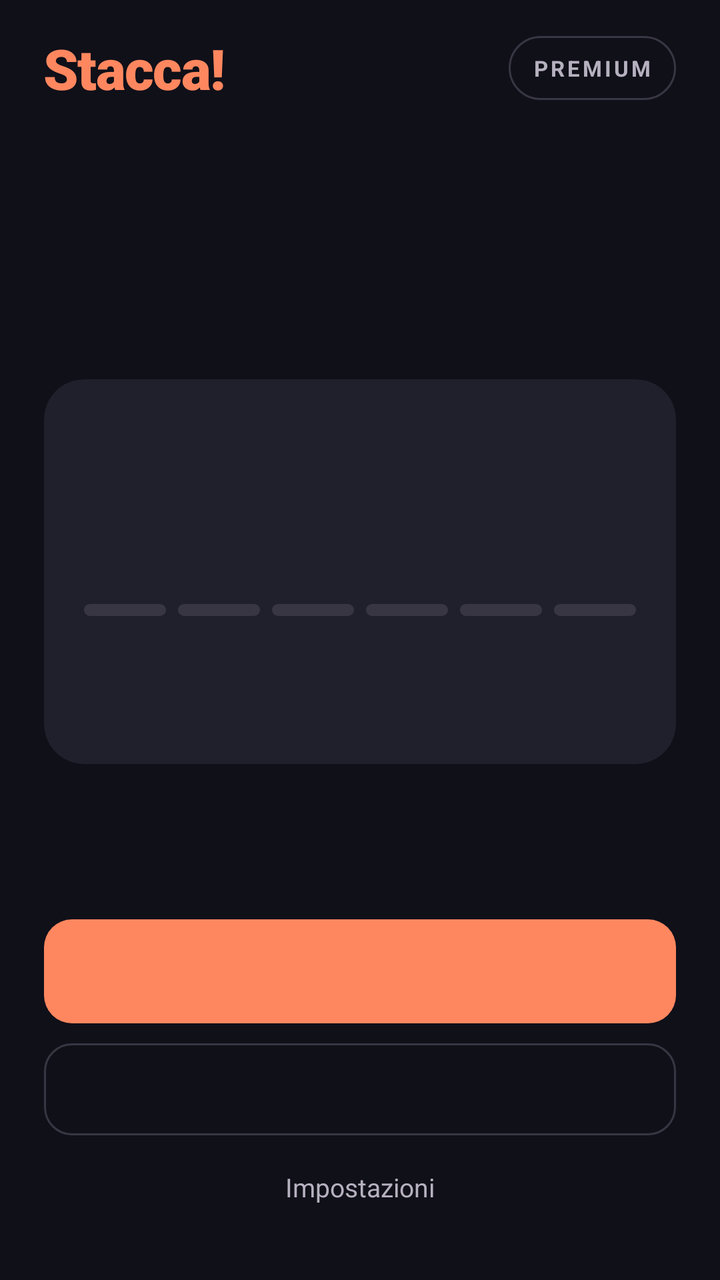
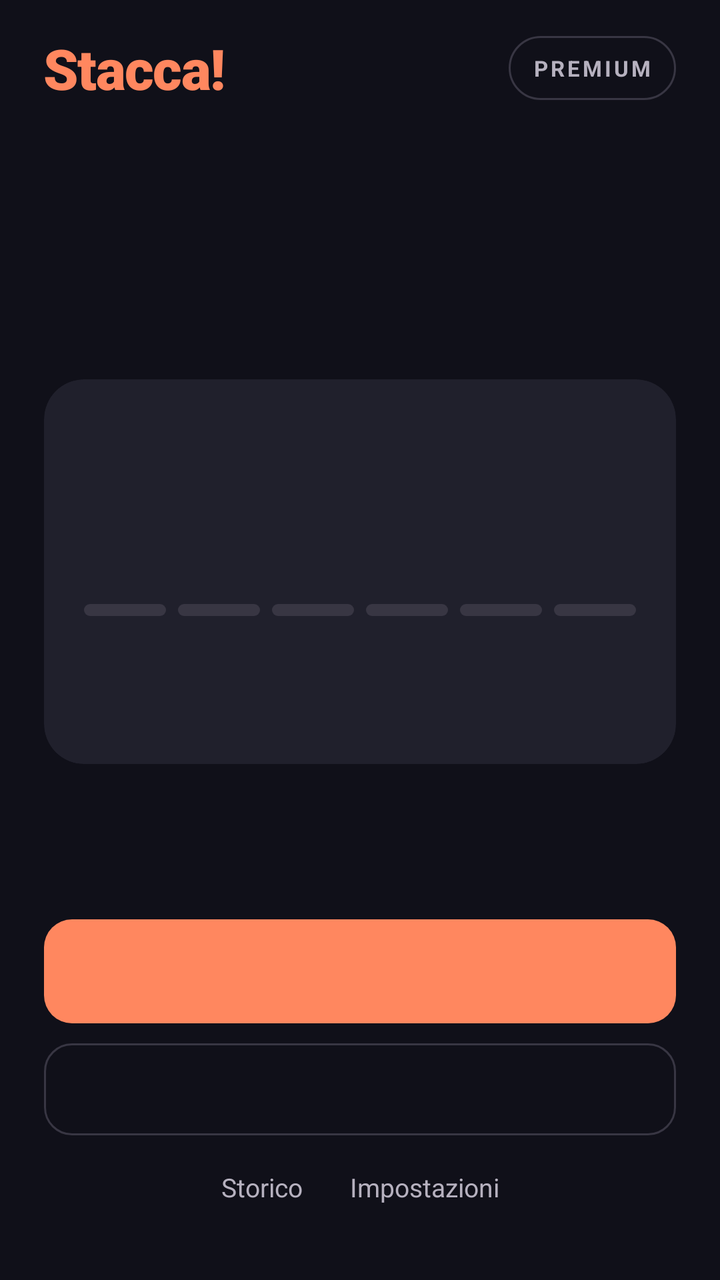

An Android layout rendered at two revisions. The XML below is the earlier revision; the diff shows what the commit changed to produce the second picture.
<!-- AndroidManifest.xml: activity theme Theme.Stacca -->
<!-- res/layout/activity_main.xml -->
<?xml version="1.0" encoding="utf-8"?>
<ScrollView xmlns:android="http://schemas.android.com/apk/res/android"
    xmlns:app="http://schemas.android.com/apk/res-auto"
    android:layout_width="match_parent"
    android:layout_height="match_parent"
    android:background="@color/home_bg"
    android:fillViewport="true">

    <LinearLayout
        android:layout_width="match_parent"
        android:layout_height="match_parent"
        android:orientation="vertical"
        android:paddingStart="22dp"
        android:paddingEnd="22dp"
        android:paddingTop="12dp"
        android:paddingBottom="8dp">

        
        <LinearLayout
            android:layout_width="match_parent"
            android:layout_height="wrap_content"
            android:orientation="horizontal"
            android:gravity="center_vertical"
            android:minHeight="44dp">

            <TextView
                android:id="@+id/tvAppTitle"
                android:layout_width="0dp"
                android:layout_height="wrap_content"
                android:layout_weight="1"
                android:text="@string/app_name"
                android:textSize="28sp"
                android:fontFamily="sans-serif-black"
                android:letterSpacing="-0.02"
                android:textColor="@color/home_accent" />

            <TextView
                android:id="@+id/tvPremiumBadge"
                android:layout_width="wrap_content"
                android:layout_height="wrap_content"
                android:minHeight="32dp"
                android:gravity="center"
                android:background="@drawable/bg_badge"
                android:paddingStart="12dp"
                android:paddingEnd="12dp"
                android:text="@string/premium_badge"
                android:textSize="11sp"
                android:textStyle="bold"
                android:letterSpacing="0.12"
                android:textColor="@color/home_text_secondary" />
        </LinearLayout>

        
        <LinearLayout
            android:id="@+id/cardPermissions"
            android:layout_width="match_parent"
            android:layout_height="0dp"
            android:layout_weight="1"
            android:paddingBottom="40dp"
            android:orientation="vertical"
            android:visibility="gone">

            
            <TextView
                android:layout_width="wrap_content"
                android:layout_height="wrap_content"
                android:layout_marginTop="20dp"
                android:text="@string/perm_v2_label"
                android:textSize="12sp"
                android:textStyle="bold"
                android:letterSpacing="0.14"
                android:textColor="@color/home_accent" />

            <TextView
                android:layout_width="match_parent"
                android:layout_height="wrap_content"
                android:layout_marginTop="6dp"
                android:text="@string/perm_v2_title"
                android:textSize="18sp"
                android:textStyle="bold"
                android:textColor="@color/home_text" />

            
            <Space
                android:layout_width="match_parent"
                android:layout_height="0dp"
                android:layout_weight="1"
                android:minHeight="16dp" />

            <com.google.android.material.card.MaterialCardView
                style="@style/Stacca.Settings.Card">

                <LinearLayout
                    android:layout_width="match_parent"
                    android:layout_height="wrap_content"
                    android:orientation="vertical">

                    <LinearLayout
                        android:id="@+id/rowPermNotification"
                        style="@style/Stacca.Settings.Row"
                        android:background="?attr/selectableItemBackground">
                        <LinearLayout style="@style/Stacca.Settings.RowTexts">
                            <TextView style="@style/Stacca.Settings.RowTitle" android:text="@string/perm_v2_notif_title" />
                            <TextView style="@style/Stacca.Settings.RowDesc" android:text="@string/perm_v2_notif_desc" />
                        </LinearLayout>
                        <TextView
                            android:id="@+id/tvPermNotification"
                            style="@style/Stacca.Permission.Status" />
                    </LinearLayout>

                    <View style="@style/Stacca.Settings.Divider" />

                    <LinearLayout
                        android:id="@+id/rowPermExactAlarm"
                        style="@style/Stacca.Settings.Row"
                        android:background="?attr/selectableItemBackground">
                        <LinearLayout style="@style/Stacca.Settings.RowTexts">
                            <TextView style="@style/Stacca.Settings.RowTitle" android:text="@string/perm_v2_exact_title" />
                            <TextView style="@style/Stacca.Settings.RowDesc" android:text="@string/perm_v2_exact_desc" />
                        </LinearLayout>
                        <TextView
                            android:id="@+id/tvPermExactAlarm"
                            style="@style/Stacca.Permission.Status" />
                    </LinearLayout>

                    <View style="@style/Stacca.Settings.Divider" />

                    <LinearLayout
                        android:id="@+id/rowPermBattery"
                        style="@style/Stacca.Settings.Row"
                        android:background="?attr/selectableItemBackground">
                        <LinearLayout style="@style/Stacca.Settings.RowTexts">
                            <TextView style="@style/Stacca.Settings.RowTitle" android:text="@string/perm_v2_battery_title" />
                            <TextView style="@style/Stacca.Settings.RowDesc" android:text="@string/perm_v2_battery_desc" />
                        </LinearLayout>
                        <TextView
                            android:id="@+id/tvPermBattery"
                            style="@style/Stacca.Permission.Status" />
                    </LinearLayout>
                </LinearLayout>
            </com.google.android.material.card.MaterialCardView>

            <Space
                android:layout_width="match_parent"
                android:layout_height="0dp"
                android:layout_weight="1" />
        </LinearLayout>

        
        <LinearLayout
            android:id="@+id/homeContent"
            android:layout_width="match_parent"
            android:layout_height="0dp"
            android:layout_weight="1"
            android:orientation="vertical">

            <Space
                android:id="@+id/spaceTop"
                android:layout_width="match_parent"
                android:layout_height="20dp" />

            
            <TextView
                android:id="@+id/tvHeroLabel"
                android:layout_width="wrap_content"
                android:layout_height="wrap_content"
                android:textSize="12sp"
                android:textStyle="bold"
                android:letterSpacing="0.14"
                android:textColor="@color/home_text_secondary" />

            <TextView
                android:id="@+id/tvHeroTitle"
                android:layout_width="match_parent"
                android:layout_height="wrap_content"
                android:layout_marginTop="10dp"
                android:textSize="30sp"
                android:fontFamily="sans-serif-black"
                android:lineSpacingMultiplier="1.08"
                android:letterSpacing="-0.01"
                android:textColor="@color/home_text" />

            <TextView
                android:id="@+id/tvHeroSub"
                android:layout_width="match_parent"
                android:layout_height="wrap_content"
                android:layout_marginTop="8dp"
                android:textSize="14sp"
                android:textColor="@color/home_text_secondary" />

            
            <com.google.android.material.card.MaterialCardView
                android:id="@+id/cardInfo"
                android:layout_width="match_parent"
                android:layout_height="wrap_content"
                android:layout_marginTop="20dp"
                app:cardBackgroundColor="@color/home_surface"
                app:cardCornerRadius="20dp"
                app:cardElevation="0dp"
                app:strokeWidth="0dp">

                <LinearLayout
                    android:layout_width="match_parent"
                    android:layout_height="wrap_content"
                    android:orientation="vertical"
                    android:padding="20dp">

                    <TextView
                        android:id="@+id/tvCardLabel"
                        android:layout_width="wrap_content"
                        android:layout_height="wrap_content"
                        android:textSize="12sp"
                        android:textStyle="bold"
                        android:letterSpacing="0.14"
                        android:textColor="@color/home_text_secondary" />

                    <TextView
                        android:id="@+id/tvCardValue"
                        android:layout_width="wrap_content"
                        android:layout_height="wrap_content"
                        android:layout_marginTop="6dp"
                        android:textSize="46sp"
                        android:textStyle="bold"
                        android:fontFeatureSettings="tnum"
                        android:letterSpacing="-0.02"
                        android:includeFontPadding="false"
                        android:textColor="@color/home_text" />

                    
                    <LinearLayout
                        android:id="@+id/segments"
                        android:layout_width="match_parent"
                        android:layout_height="6dp"
                        android:layout_marginTop="16dp"
                        android:orientation="horizontal">

                        <View android:id="@+id/seg1" android:layout_width="0dp" android:layout_height="match_parent" android:layout_weight="1" android:layout_marginEnd="6dp" android:background="@drawable/bg_segment" />
                        <View android:id="@+id/seg2" android:layout_width="0dp" android:layout_height="match_parent" android:layout_weight="1" android:layout_marginEnd="6dp" android:background="@drawable/bg_segment" />
                        <View android:id="@+id/seg3" android:layout_width="0dp" android:layout_height="match_parent" android:layout_weight="1" android:layout_marginEnd="6dp" android:background="@drawable/bg_segment" />
                        <View android:id="@+id/seg4" android:layout_width="0dp" android:layout_height="match_parent" android:layout_weight="1" android:layout_marginEnd="6dp" android:background="@drawable/bg_segment" />
                        <View android:id="@+id/seg5" android:layout_width="0dp" android:layout_height="match_parent" android:layout_weight="1" android:layout_marginEnd="6dp" android:background="@drawable/bg_segment" />
                        <View android:id="@+id/seg6" android:layout_width="0dp" android:layout_height="match_parent" android:layout_weight="1" android:background="@drawable/bg_segment" />
                    </LinearLayout>

                    
                    <LinearLayout
                        android:layout_width="match_parent"
                        android:layout_height="wrap_content"
                        android:layout_marginTop="10dp"
                        android:orientation="horizontal"
                        android:gravity="center_vertical">

                        <TextView
                            android:id="@+id/tvCardFootLeft"
                            android:layout_width="0dp"
                            android:layout_height="wrap_content"
                            android:layout_weight="1"
                            android:textSize="13sp"
                            android:textColor="@color/home_text_secondary" />

                        <TextView
                            android:id="@+id/tvCardFootRight"
                            android:layout_width="wrap_content"
                            android:layout_height="wrap_content"
                            android:minHeight="44dp"
                            android:minWidth="44dp"
                            android:gravity="center_vertical|end"
                            android:textSize="13sp"
                            android:fontFeatureSettings="tnum"
                            android:textColor="@color/home_text_secondary" />
                    </LinearLayout>

                </LinearLayout>
            </com.google.android.material.card.MaterialCardView>

            <Space
                android:id="@+id/spaceBottom"
                android:layout_width="match_parent"
                android:layout_height="0dp"
                android:layout_weight="3"
                android:minHeight="20dp" />

            
            <TextView
                android:id="@+id/tvExplain"
                android:layout_width="match_parent"
                android:layout_height="wrap_content"
                android:layout_marginBottom="10dp"
                android:textSize="14sp"
                android:textColor="@color/home_text_secondary" />

            
            <com.google.android.material.button.MaterialButton
                android:id="@+id/btnPrimary"
                android:layout_width="match_parent"
                android:layout_height="52dp"
                android:insetTop="0dp"
                android:insetBottom="0dp"
                android:textSize="17sp"
                android:textStyle="bold"
                android:textAllCaps="false"
                android:letterSpacing="0"
                android:textColor="@color/home_on_accent"
                app:backgroundTint="@color/home_accent"
                app:cornerRadius="14dp"
                app:elevation="0dp" />

            <com.google.android.material.button.MaterialButton
                android:id="@+id/btnSecondary"
                style="@style/Widget.Material3.Button.OutlinedButton"
                android:layout_width="match_parent"
                android:layout_height="46dp"
                android:layout_marginTop="10dp"
                android:insetTop="0dp"
                android:insetBottom="0dp"
                android:textSize="15sp"
                android:textStyle="bold"
                android:textAllCaps="false"
                android:letterSpacing="0"
                android:textColor="@color/home_text"
                app:strokeColor="@color/home_border"
                app:strokeWidth="1dp"
                app:cornerRadius="14dp" />

            
            <LinearLayout
                android:layout_width="match_parent"
                android:layout_height="wrap_content"
                android:layout_marginTop="4dp"
                android:orientation="horizontal"
                android:gravity="center">

                <TextView
                    android:id="@+id/tvSnooze"
                    android:layout_width="0dp"
                    android:layout_height="wrap_content"
                    android:layout_weight="1"
                    android:minHeight="44dp"
                    android:gravity="center_vertical|start"
                    android:textSize="14sp"
                    android:textColor="@color/home_text"
                    android:background="?attr/selectableItemBackground"
                    android:visibility="gone" />

                <TextView
                    android:id="@+id/btnSettings"
                    android:layout_width="wrap_content"
                    android:layout_height="wrap_content"
                    android:minHeight="44dp"
                    android:minWidth="44dp"
                    android:paddingStart="12dp"
                    android:paddingEnd="12dp"
                    android:gravity="center"
                    android:text="@string/home_settings"
                    android:textSize="13sp"
                    android:textColor="@color/home_text_secondary"
                    android:background="?attr/selectableItemBackgroundBorderless" />
            </LinearLayout>

            
            <Space
                android:layout_width="match_parent"
                android:layout_height="0dp"
                android:layout_weight="1" />

        </LinearLayout>

    </LinearLayout>
</ScrollView>
<!-- resources referenced by this layout -->
<resources>
  <color name="home_accent">#FF875F</color>
  <color name="home_bg">#101019</color>
  <color name="home_border">#383643</color>
  <color name="home_on_accent">#20110B</color>
  <color name="home_surface">#20202C</color>
  <color name="home_text">#F8F5F0</color>
  <color name="home_text_secondary">#B6B1BF</color>
  <!-- drawable bg_badge (drawable) -->
  <?xml version="1.0" encoding="utf-8"?>
  <shape xmlns:android="http://schemas.android.com/apk/res/android"
      android:shape="rectangle">
      <solid android:color="@android:color/transparent" />
      <stroke
          android:width="1dp"
          android:color="@color/home_border" />
      <corners android:radius="999dp" />
  </shape>
  <!-- drawable bg_segment (drawable) -->
  <?xml version="1.0" encoding="utf-8"?>
  <shape xmlns:android="http://schemas.android.com/apk/res/android"
      android:shape="rectangle">
      <solid android:color="@color/home_border" />
      <corners android:radius="3dp" />
  </shape>
  <string name="app_name">Stacca!</string>
  <string name="home_settings">Impostazioni</string>
  <string name="perm_v2_battery_desc">Per non farmi addormentare da Android.</string>
  <string name="perm_v2_battery_title">Batteria senza limiti</string>
  <string name="perm_v2_exact_desc">Per suonare all\'orario giusto, non dopo.</string>
  <string name="perm_v2_exact_title">Allarmi puntuali</string>
  <string name="perm_v2_label">PRIMA DI INIZIARE</string>
  <string name="perm_v2_notif_desc">Per dirti quando è ora di staccare.</string>
  <string name="perm_v2_notif_title">Notifiche</string>
  <string name="perm_v2_title">Tre permessi e sono pronta.</string>
  <string name="premium_badge">PREMIUM</string>
  <style name="Stacca.Settings.Divider">
          <item name="android:layout_width">match_parent</item>
          <item name="android:layout_height">1dp</item>
          <item name="android:layout_marginStart">20dp</item>
          <item name="android:background">@color/home_border</item>
      </style>
  <style name="Stacca.Settings.RowDesc">
          <item name="android:layout_width">wrap_content</item>
          <item name="android:layout_height">wrap_content</item>
          <item name="android:layout_marginTop">3dp</item>
          <item name="android:textSize">13sp</item>
          <item name="android:textColor">@color/home_text_secondary</item>
      </style>
  <style name="Stacca.Settings.RowTexts">
          <item name="android:layout_width">0dp</item>
          <item name="android:layout_height">wrap_content</item>
          <item name="android:layout_weight">1</item>
          <item name="android:layout_marginEnd">12dp</item>
          <item name="android:orientation">vertical</item>
      </style>
  <style name="Stacca.Settings.RowTitle">
          <item name="android:layout_width">wrap_content</item>
          <item name="android:layout_height">wrap_content</item>
          <item name="android:textSize">16sp</item>
          <item name="android:textStyle">bold</item>
          <item name="android:textColor">@color/home_text</item>
      </style>
  <dimen name="settings_row_min_height">52dp</dimen>
  <dimen name="settings_row_padding_v">10dp</dimen>
  <color name="primary">#FF6B35</color>
  <color name="primary_dark">#E55A2B</color>
  <color name="on_primary">#FFFFFF</color>
  <color name="secondary">#7B2FF7</color>
  <color name="on_secondary">#FFFFFF</color>
  <color name="tertiary">#00C9A7</color>
  <color name="on_tertiary">#FFFFFF</color>
  <color name="background_dark">#0D0D1A</color>
  <color name="surface">#16213E</color>
  <color name="surface_variant">#1E2A4A</color>
  <color name="text_primary">#FFFFFF</color>
  <color name="text_secondary">#B0B0CC</color>
  <color name="text_hint">#6E6E8A</color>
  <!-- unchanged entries left out for length: 4 -->
</resources>

<!-- the commit's change to res/layout/activity_main.xml (unified diff, before → after) -->
@@ -343,6 +343,20 @@
                     android:visibility="gone" />
 
                 <TextView
+                    android:id="@+id/btnHistory"
+                    android:layout_width="wrap_content"
+                    android:layout_height="wrap_content"
+                    android:minHeight="44dp"
+                    android:minWidth="44dp"
+                    android:paddingStart="12dp"
+                    android:paddingEnd="12dp"
+                    android:gravity="center"
+                    android:text="@string/history_screen_title"
+                    android:textSize="13sp"
+                    android:textColor="@color/home_text_secondary"
+                    android:background="?attr/selectableItemBackgroundBorderless" />
+
+                <TextView
                     android:id="@+id/btnSettings"
                     android:layout_width="wrap_content"
                     android:layout_height="wrap_content"
<!-- resource entries referenced after the edit -->
@@ -25,6 +25,7 @@
       <corners android:radius="3dp" />
   </shape>
   <string name="app_name">Stacca!</string>
+  <string name="history_screen_title">Storico</string>
   <string name="home_settings">Impostazioni</string>
   <string name="perm_v2_battery_desc">Per non farmi addormentare da Android.</string>
   <string name="perm_v2_battery_title">Batteria senza limiti</string>
